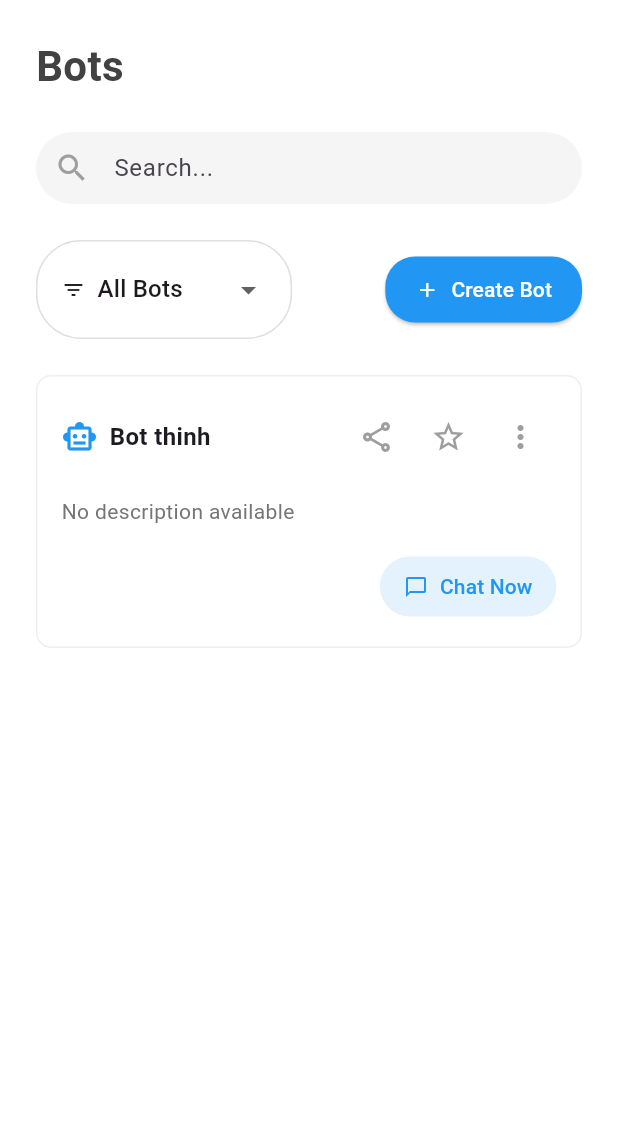
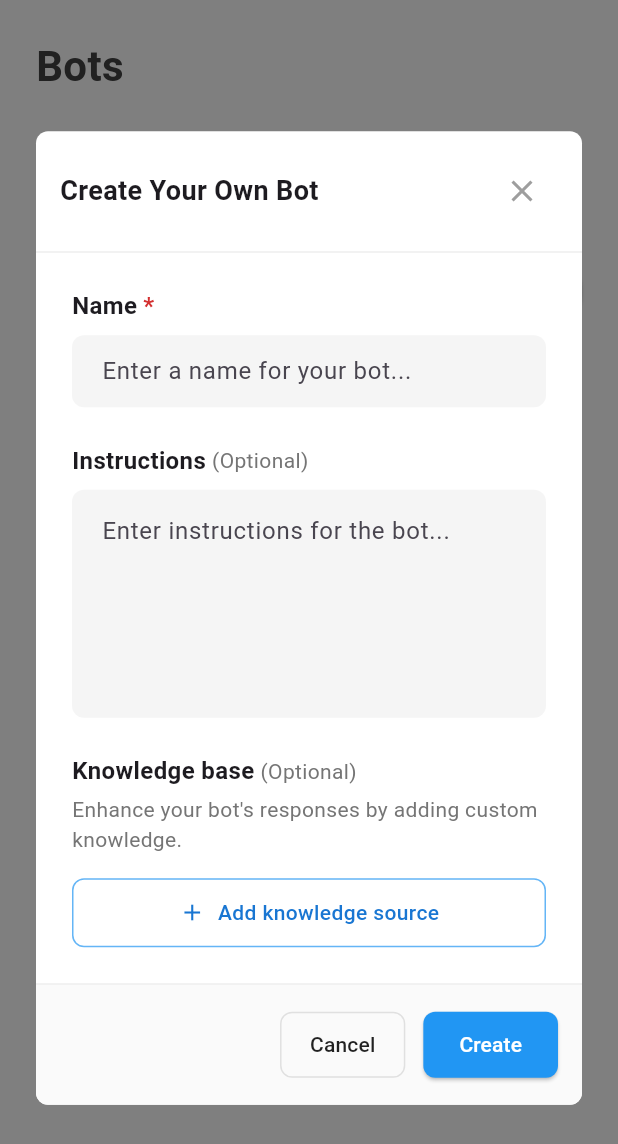
Before and after one commit to Immatrysomecoding/AMP-AIChatApp, a Flutter app: the BotList widget shown alone on an empty page, opened directly, after a tap on "Create Bot", on a phone screen of 412 x 824 dp. Shown: the top 1144 px of the screen. Run offline on Flutter 3.47's test engine with Material 3 defaults, Android fonts, the light colour scheme and no system bars.

Commit message:
Complete mock-UI implementation

```diff
--- a/AndroidStudioProjects/AICHAT/lib/Screens/bot_screen.dart
+++ b/AndroidStudioProjects/AICHAT/lib/Screens/bot_screen.dart
@@ -28,4 +28,3 @@ class _BotScreenState extends State<BotScreen> {
     );
   }
 }
-}
--- a/AndroidStudioProjects/AICHAT/lib/widgets/bot_list.dart
+++ b/AndroidStudioProjects/AICHAT/lib/widgets/bot_list.dart
@@ -1,5 +1,6 @@
 import 'package:flutter/material.dart';
 import 'bot_card.dart';
+import 'create_bot_dialog.dart';
 
 class BotList extends StatefulWidget {
   const BotList({super.key});
@@ -11,6 +12,7 @@ class BotList extends StatefulWidget {
 class _BotListState extends State<BotList> {
   String _filterValue = 'All Bots';
   final TextEditingController _searchController = TextEditingController();
+  bool _isCreateBotDialogVisible = false;
 
   @override
   void dispose() {
@@ -18,9 +20,26 @@ class _BotListState extends State<BotList> {
     super.dispose();
   }
 
+  void _toggleCreateBotDialog() {
+    setState(() {
+      _isCreateBotDialogVisible = !_isCreateBotDialogVisible;
+    });
+  }
+
+  void _createBot(String name, String instructions) {
+    // In a real app, this would create a new bot with the given information
+    // For mock UI, we'll just close the dialog
+    setState(() {
+      _isCreateBotDialogVisible = false;
+    });
+  }
+
   @override
   Widget build(BuildContext context) {
-    return Column(
+    return Stack(
+      children: [
+        // Main content
+        Column(
           crossAxisAlignment: CrossAxisAlignment.start,
           children: [
             // Title
@@ -98,9 +117,7 @@ class _BotListState extends State<BotList> {
 
                   // Create Bot button
                   ElevatedButton.icon(
-                onPressed: () {
-                  // TODO: Implement create bot functionality
-                },
+                    onPressed: _toggleCreateBotDialog,
                     icon: const Icon(Icons.add, size: 16),
                     label: const Text('Create Bot'),
                     style: ElevatedButton.styleFrom(
@@ -140,6 +157,15 @@ class _BotListState extends State<BotList> {
               ),
             ),
           ],
+        ),
+
+        // Create Bot Dialog
+        if (_isCreateBotDialogVisible)
+          CreateBotDialog(
+            onCancel: _toggleCreateBotDialog,
+            onCreate: _createBot,
+          ),
+      ],
     );
   }
 }
--- /dev/null
+++ b/AndroidStudioProjects/AICHAT/lib/widgets/create_bot_dialog.dart
@@ -0,0 +1,306 @@
+import 'package:flutter/material.dart';
+
+class CreateBotDialog extends StatefulWidget {
+  final VoidCallback onCancel;
+  final Function(String name, String instructions) onCreate;
+
+  const CreateBotDialog({
+    super.key,
+    required this.onCancel,
+    required this.onCreate,
+  });
+
+  @override
+  State<CreateBotDialog> createState() => _CreateBotDialogState();
+}
+
+class _CreateBotDialogState extends State<CreateBotDialog> {
+  final TextEditingController _nameController = TextEditingController();
+  final TextEditingController _instructionsController = TextEditingController();
+
+  @override
+  void dispose() {
+    _nameController.dispose();
+    _instructionsController.dispose();
+    super.dispose();
+  }
+
+  @override
+  Widget build(BuildContext context) {
+    return GestureDetector(
+      // This allows tapping outside to dismiss the dialog
+      onTap: widget.onCancel,
+      child: Container(
+        color: Colors.black.withOpacity(0.5),
+        child: Center(
+          child: GestureDetector(
+            // This prevents taps on the dialog from closing it
+            onTap: () {},
+            child: Container(
+              width: 600,
+              margin: const EdgeInsets.symmetric(horizontal: 24),
+              decoration: BoxDecoration(
+                color: Colors.white,
+                borderRadius: BorderRadius.circular(8),
+              ),
+              child: Column(
+                mainAxisSize: MainAxisSize.min,
+                crossAxisAlignment: CrossAxisAlignment.start,
+                children: [
+                  // Header
+                  Container(
+                    padding: const EdgeInsets.all(16),
+                    decoration: BoxDecoration(
+                      border: Border(
+                        bottom: BorderSide(color: Colors.grey.shade200),
+                      ),
+                    ),
+                    child: Row(
+                      mainAxisAlignment: MainAxisAlignment.spaceBetween,
+                      children: [
+                        const Text(
+                          'Create Your Own Bot',
+                          style: TextStyle(
+                            fontSize: 18,
+                            fontWeight: FontWeight.bold,
+                          ),
+                        ),
+                        IconButton(
+                          icon: const Icon(Icons.close),
+                          onPressed: widget.onCancel,
+                          color: Colors.grey,
+                        ),
+                      ],
+                    ),
+                  ),
+
+                  // Form content
+                  Padding(
+                    padding: const EdgeInsets.all(24),
+                    child: Column(
+                      crossAxisAlignment: CrossAxisAlignment.start,
+                      children: [
+                        // Name field
+                        Row(
+                          children: [
+                            const Text(
+                              'Name',
+                              style: TextStyle(
+                                fontSize: 16,
+                                fontWeight: FontWeight.bold,
+                              ),
+                            ),
+                            const SizedBox(width: 4),
+                            Text(
+                              '*',
+                              style: TextStyle(
+                                color: Colors.red.shade700,
+                                fontSize: 16,
+                                fontWeight: FontWeight.bold,
+                              ),
+                            ),
+                          ],
+                        ),
+                        const SizedBox(height: 8),
+                        TextField(
+                          controller: _nameController,
+                          decoration: InputDecoration(
+                            hintText: 'Enter a name for your bot...',
+                            filled: true,
+                            fillColor: Colors.grey.shade100,
+                            border: OutlineInputBorder(
+                              borderRadius: BorderRadius.circular(8),
+                              borderSide: BorderSide.none,
+                            ),
+                            contentPadding: const EdgeInsets.symmetric(
+                              horizontal: 16,
+                              vertical: 12,
+                            ),
+                          ),
+                        ),
+
+                        const SizedBox(height: 24),
+
+                        // Instructions field
+                        Row(
+                          children: [
+                            const Text(
+                              'Instructions',
+                              style: TextStyle(
+                                fontSize: 16,
+                                fontWeight: FontWeight.bold,
+                              ),
+                            ),
+                            const SizedBox(width: 4),
+                            Text(
+                              '(Optional)',
+                              style: TextStyle(
+                                color: Colors.grey.shade600,
+                                fontSize: 14,
+                              ),
+                            ),
+                          ],
+                        ),
+                        const SizedBox(height: 8),
+
+                        // Instructions textarea
+                        TextField(
+                          controller: _instructionsController,
+                          decoration: InputDecoration(
+                            hintText: 'Enter instructions for the bot...',
+                            filled: true,
+                            fillColor: Colors.grey.shade100,
+                            border: OutlineInputBorder(
+                              borderRadius: BorderRadius.circular(8),
+                              borderSide: BorderSide.none,
+                            ),
+                            contentPadding: const EdgeInsets.all(16),
+                          ),
+                          minLines: 5,
+                          maxLines: 8,
+                        ),
+
+                        const SizedBox(height: 24),
+
+                        // Knowledge base section
+                        Column(
+                          crossAxisAlignment: CrossAxisAlignment.start,
+                          children: [
+                            Row(
+                              children: [
+                                const Text(
+                                  'Knowledge base',
+                                  style: TextStyle(
+                                    fontSize: 16,
+                                    fontWeight: FontWeight.bold,
+                                  ),
+                                ),
+                                const SizedBox(width: 4),
+                                Text(
+                                  '(Optional)',
+                                  style: TextStyle(
+                                    color: Colors.grey.shade600,
+                                    fontSize: 14,
+                                  ),
+                                ),
+                              ],
+                            ),
+                            const SizedBox(height: 4),
+                            Text(
+                              'Enhance your bot\'s responses by adding custom knowledge.',
+                              style: TextStyle(
+                                color: Colors.grey.shade600,
+                                fontSize: 14,
+                              ),
+                            ),
+                            const SizedBox(height: 16),
+
+                            // Add knowledge source button
+                            Container(
+                              width: double.infinity,
+                              padding: const EdgeInsets.symmetric(vertical: 12),
+                              decoration: BoxDecoration(
+                                border: Border.all(color: Colors.blue.shade300),
+                                borderRadius: BorderRadius.circular(8),
+                                color: Colors.white,
+                              ),
+                              child: InkWell(
+                                onTap: () {
+                                  // Add knowledge source functionality
+                                },
+                                child: Row(
+                                  mainAxisAlignment: MainAxisAlignment.center,
+                                  children: [
+                                    Icon(
+                                      Icons.add,
+                                      color: Colors.blue.shade700,
+                                      size: 18,
+                                    ),
+                                    const SizedBox(width: 8),
+                                    Text(
+                                      'Add knowledge source',
+                                      style: TextStyle(
+                                        color: Colors.blue.shade700,
+                                        fontWeight: FontWeight.w500,
+                                      ),
+                                    ),
+                                  ],
+                                ),
+                              ),
+                            ),
+                          ],
+                        ),
+                      ],
+                    ),
+                  ),
+
+                  // Buttons
+                  Container(
+                    padding: const EdgeInsets.all(16),
+                    decoration: BoxDecoration(
+                      color: Colors.grey.shade50,
+                      border: Border(
+                        top: BorderSide(color: Colors.grey.shade200),
+                      ),
+                      borderRadius: const BorderRadius.only(
+                        bottomLeft: Radius.circular(8),
+                        bottomRight: Radius.circular(8),
+                      ),
+                    ),
+                    child: Row(
+                      mainAxisAlignment: MainAxisAlignment.end,
+                      children: [
+                        // Cancel button
+                        OutlinedButton(
+                          onPressed: widget.onCancel,
+                          style: OutlinedButton.styleFrom(
+                            padding: const EdgeInsets.symmetric(
+                              horizontal: 20,
+                              vertical: 12,
+                            ),
+                            foregroundColor: Colors.black87,
+                            side: BorderSide(color: Colors.grey.shade300),
+                            shape: RoundedRectangleBorder(
+                              borderRadius: BorderRadius.circular(8),
+                            ),
+                          ),
+                          child: const Text('Cancel'),
+                        ),
+
+                        const SizedBox(width: 12),
+
+                        // Create button
+                        ElevatedButton(
+                          onPressed: () {
+                            if (_nameController.text.isNotEmpty) {
+                              widget.onCreate(
+                                  _nameController.text,
+                                  _instructionsController.text
+                              );
+                            }
+                          },
+                          style: ElevatedButton.styleFrom(
+                            backgroundColor: Colors.blue,
+                            foregroundColor: Colors.white,
+                            padding: const EdgeInsets.symmetric(
+                              horizontal: 24,
+                              vertical: 12,
+                            ),
+                            shape: RoundedRectangleBorder(
+                              borderRadius: BorderRadius.circular(8),
+                            ),
+                          ),
+                          child: const Text('Create'),
+                        ),
+                      ],
+                    ),
+                  ),
+                ],
+              ),
+            ),
+          ),
+        ),
+      ),
+    );
+  }
+}
```
Lines whose indentation alone changed are shown as unchanged.
